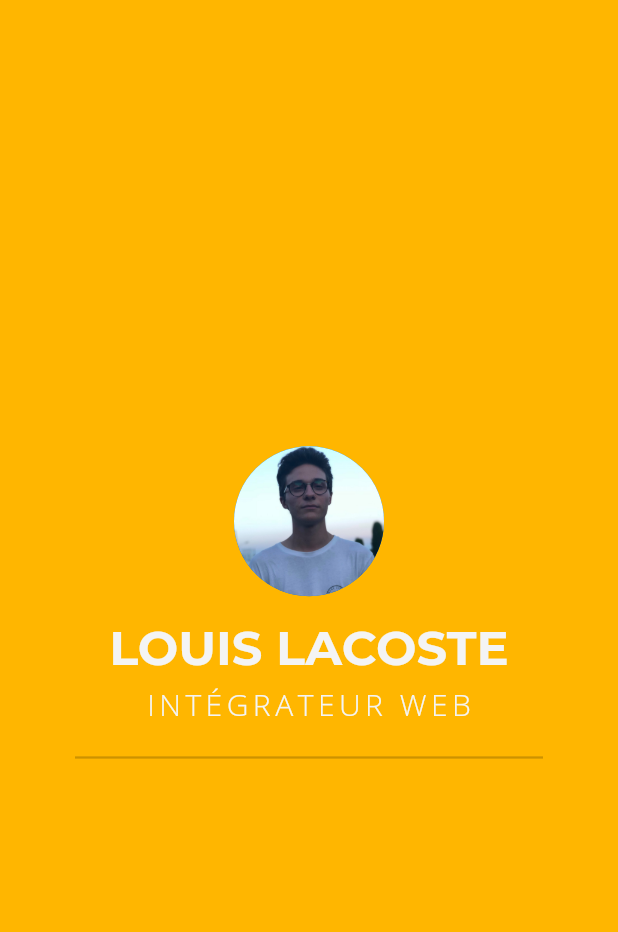
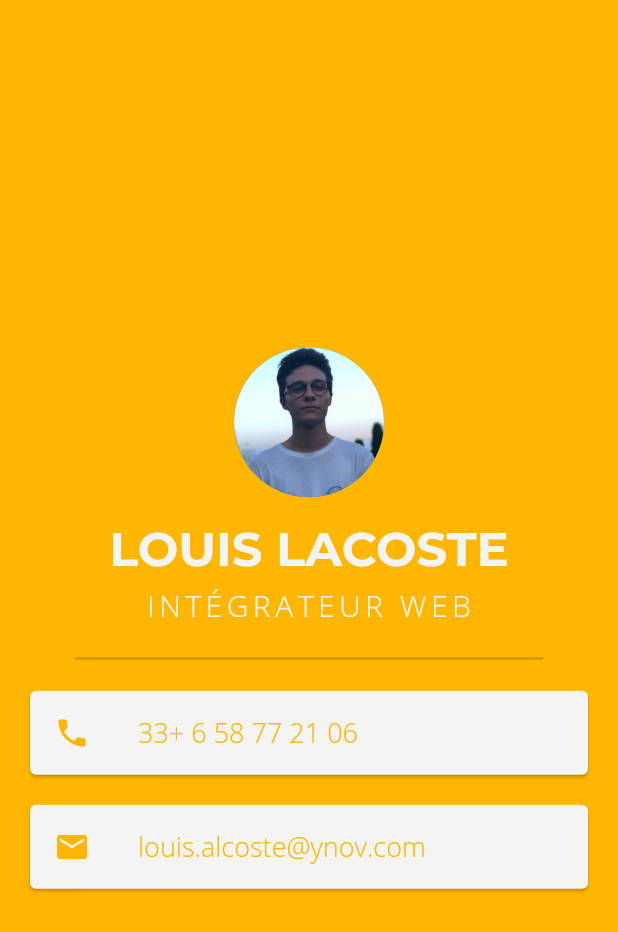
Before and after one commit to Llacoste2000/Flutter-Card-App, a Flutter app: the screen it shows after launch, on a phone screen of 412 x 824 dp. Shown: the top 932 px of the screen. Run offline on Flutter 3.47's test engine with Material 2 defaults, Android fonts, the phone set to English and light mode, and no system bars.

Commit message:
feat(Main): Finished App Flutter Chapter 3.

```diff
--- a/lib/main.dart
+++ b/lib/main.dart
@@ -1,3 +1,4 @@
+import 'package:flutter/cupertino.dart';
 import 'package:flutter/material.dart';
 import 'package:flutter/rendering.dart';
 
@@ -5,6 +6,8 @@ String primaryColor = '#FFB600'.replaceAll('#', '0xff');
 String whiteColor = '#F4F4F4'.replaceAll('#', '0xff');
 String jobTitle = 'Intégrateur web';
 String name = 'Louis Lacoste';
+String phoneNumber = '33+ 6 58 77 21 06';
+String email = 'louis.alcoste@ynov.com';
 AssetImage pdp = new AssetImage('assets/images/Louis.jpg');
 
 void main() {
@@ -57,6 +60,40 @@ class MyApp extends StatelessWidget {
                   color: Color.fromRGBO(0, 0, 0, 0.2),
                 ),
               ),
+              Card(
+                color: Color(int.parse(whiteColor)),
+                margin: EdgeInsets.fromLTRB(20, 0, 20, 20),
+                child: ListTile(
+                  title: Text(
+                    phoneNumber,
+                    style: TextStyle(
+                        color: Color(int.parse(primaryColor)),
+                        fontFamily: 'OpenSans',
+                        fontSize: 18.0),
+                  ),
+                  leading: Icon(
+                    Icons.phone,
+                    color: Color(int.parse(primaryColor)),
+                  ),
+                ),
+              ),
+              Card(
+                color: Color(int.parse(whiteColor)),
+                margin: EdgeInsets.symmetric(horizontal: 20.0, vertical: 0.0),
+                child: ListTile(
+                  title: Text(
+                    email,
+                    style: TextStyle(
+                        color: Color(int.parse(primaryColor)),
+                        fontFamily: 'OpenSans',
+                        fontSize: 18.0),
+                  ),
+                  leading: Icon(
+                    Icons.email,
+                    color: Color(int.parse(primaryColor)),
+                  ),
+                ),
+              ),
             ],
           ),
         ),
```
